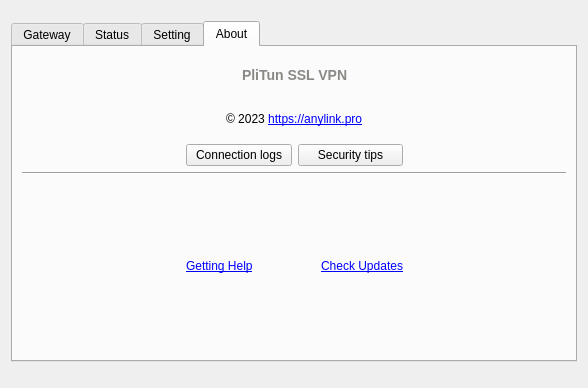
Qt form src/anylink.ui (lishirens/plitun-client) before a commit.
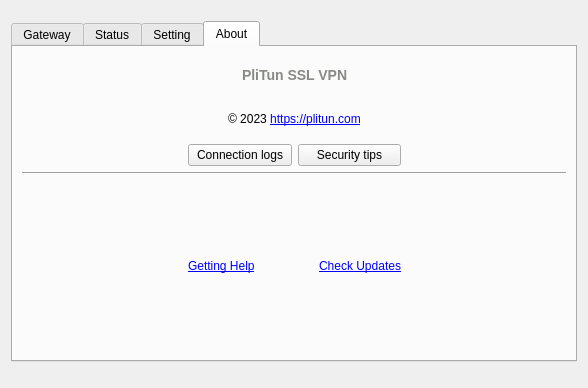
The same form after that commit. The open tabs and pages were chosen to show the change. Icons and pictures are not drawn. Custom widgets are drawn as their Qt base class.

The edit to the form file:
```diff
--- a/src/anylink.ui
+++ b/src/anylink.ui
@@ -688,7 +688,7 @@
            <item>
             <widget class="QLabel" name="label_16">
              <property name="text">
-              <string notr="true">&amp;copy; 2023 &lt;a href=&quot;https://anylink.pro&quot;&gt;&lt;span style=&quot; text-decoration: underline; color:#0000ff;&quot;&gt;https://anylink.pro&lt;/span&gt;&lt;/a&gt;</string>
+              <string notr="true">&amp;copy; 2023 &lt;a href=&quot;https://plitun.com&quot;&gt;&lt;span style=&quot; text-decoration: underline; color:#0000ff;&quot;&gt;https://plitun.com&lt;/span&gt;&lt;/a&gt;</string>
              </property>
              <property name="openExternalLinks">
               <bool>true</bool>
@@ -741,7 +741,7 @@
          <item>
           <widget class="QLabel" name="labelHelp">
            <property name="text">
-            <string>&lt;a href=&quot;https://github.com/tlslink/anylink-client/issues&quot;&gt;&lt;span style=&quot; text-decoration: underline; color:#0000ff;&quot;&gt;Getting Help&lt;/span&gt;&lt;/a&gt;</string>
+            <string>&lt;a href=&quot;https://plitun.com&quot;&gt;&lt;span style=&quot; text-decoration: underline; color:#0000ff;&quot;&gt;Getting Help&lt;/span&gt;&lt;/a&gt;</string>
            </property>
            <property name="textFormat">
             <enum>Qt::AutoText</enum>
@@ -782,7 +782,7 @@
          <item>
           <widget class="QLabel" name="labelUpdate">
            <property name="text">
-            <string>&lt;a href=&quot;https://github.com/tlslink/anylink-client/releases&quot;&gt;&lt;span style=&quot; text-decoration: underline; color:#0000ff;&quot;&gt;Check Updates&lt;/span&gt;&lt;/a&gt;</string>
+            <string>&lt;a href=&quot;https://plitun.com&quot;&gt;&lt;span style=&quot; text-decoration: underline; color:#0000ff;&quot;&gt;Check Updates&lt;/span&gt;&lt;/a&gt;</string>
            </property>
            <property name="openExternalLinks">
             <bool>true</bool>
```
